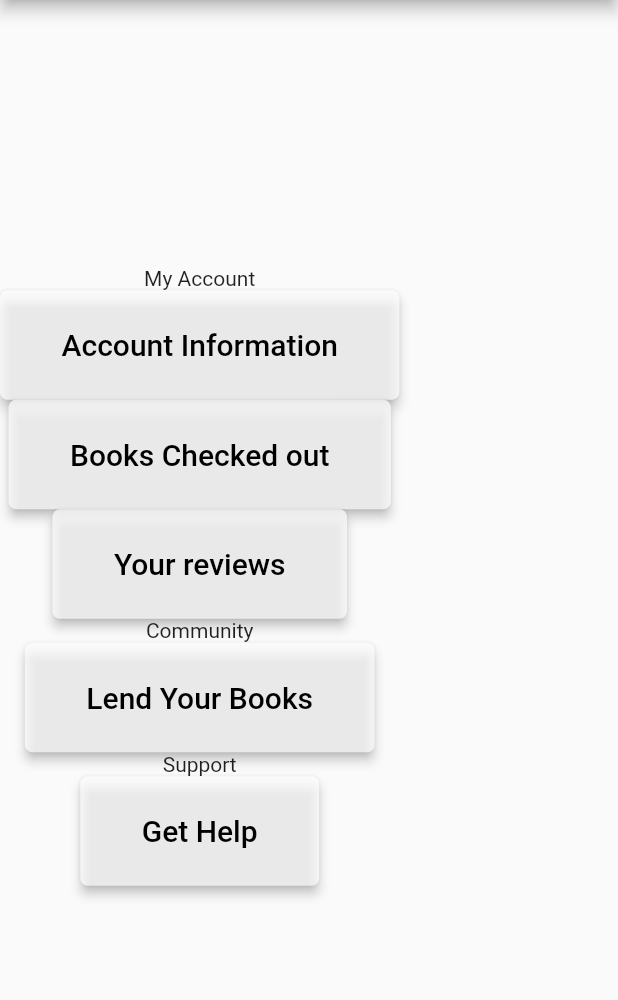
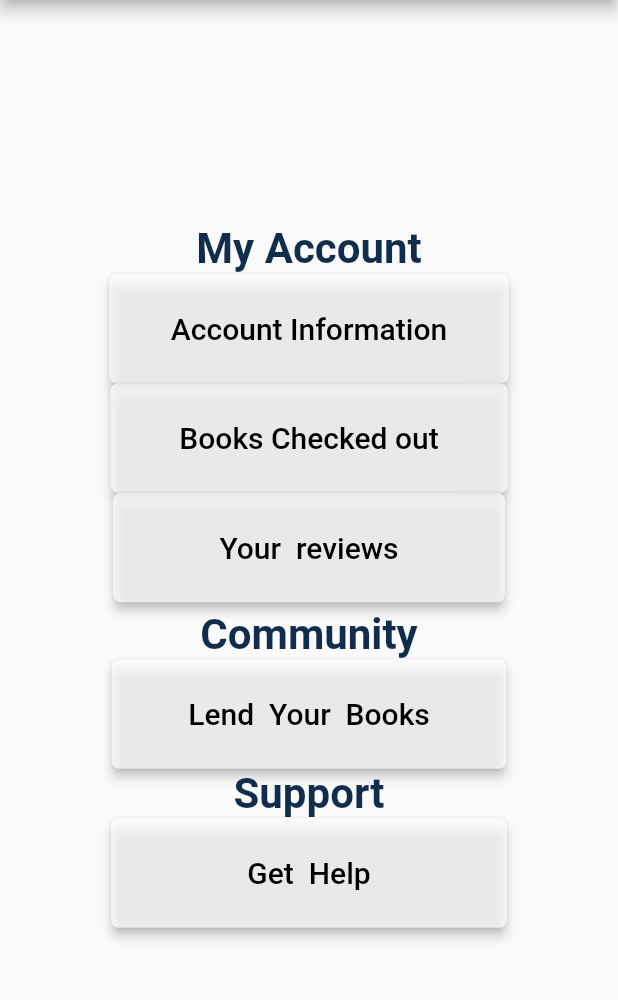
Before and after one commit to CSC-642-LibraryApp/Library_App, a Flutter app: the setting screen opened directly, on a phone screen of 412 x 824 dp, the part 84-1084 px from its top. Run offline on Flutter 3.47's test engine with Material 2 defaults, Android fonts, the phone set to English and light mode, and no system bars; Roboto replaces fonts that are missing (Lora).

Commit message:
done setting page

```diff
--- a/library_app/lib/setting.dart
+++ b/library_app/lib/setting.dart
@@ -11,14 +11,27 @@ class setting extends StatelessWidget {
         mainAxisAlignment: MainAxisAlignment.center,
         crossAxisAlignment: CrossAxisAlignment.center,
         children: <Widget> [
-          const Text("My Account"),
+          const Text(
+            "My Account",
+             style: TextStyle(fontWeight: FontWeight.bold,
+                              color: Color(0xFF112D4E),
+                              fontSize: 28),
+              ),
           _buildButtonColumn("Account Information"),
-          _buildButtonColumn("Books Checked out"),
-          _buildButtonColumn("Your reviews"),
-          const Text("Community"),
-          _buildButtonColumn("Lend Your Books"),
-          const Text("Support"),
-          _buildButtonColumn("Get Help"),
+          _buildButtonColumn(" Books Checked out "),
+          _buildButtonColumn("      Your  reviews      "),
+          Container(height: 5,),
+          const Text("Community",
+            style: TextStyle(fontWeight: FontWeight.bold,
+                color: Color(0xFF112D4E),
+                fontSize: 28),
+                  ),
+          _buildButtonColumn("  Lend  Your  Books  "),
+          const Text("Support",style: TextStyle(fontWeight: FontWeight.bold,
+              color: Color(0xFF112D4E),
+              fontSize: 28),
+                      ),
+          _buildButtonColumn("          Get  Help          "),
       ],
       ),
     );
```
